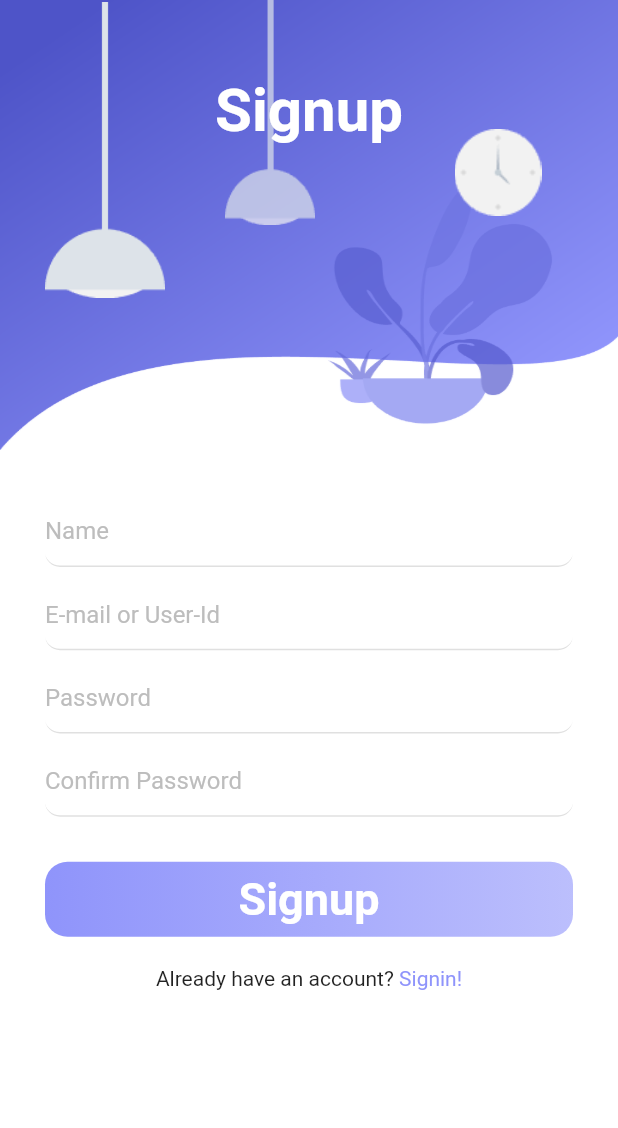
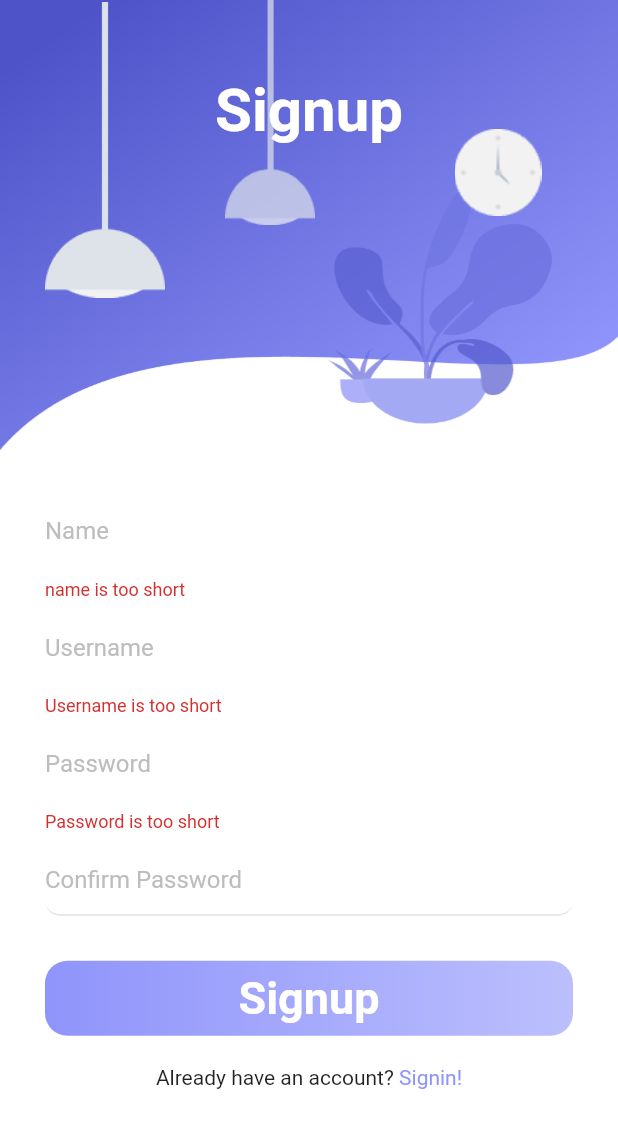
Before and after one commit to its-dastan/blog, a Flutter app: the SignUp screen opened by its route, after a tap on "Signup", on a phone screen of 412 x 824 dp. Shown: the top 1128 px of the screen. Run offline on Flutter 3.47's test engine with Material 2 defaults, Android fonts, the phone set to English and light mode, and no system bars; our stand-ins replace flutter_bloc, hive_flutter, liquid_swipe, rive, simple_animations; accounts and stored records are empty.

Commit message:
added signup bloc

```diff
--- a/lib/app/app.dart
+++ b/lib/app/app.dart
@@ -2,6 +2,7 @@ import 'package:blog/app/routes.dart';
 import 'package:blog/ui/auth/auth_repositories.dart';
 import 'package:blog/ui/auth/signin.dart';
 import 'package:blog/ui/auth/signin_bloc/signin_bloc.dart';
+import 'package:blog/ui/auth/signup_bloc/signup_bloc.dart';
 import 'package:blog/ui/theme/app_theme.dart';
 import 'package:blog/ui/theme/theme_bloc/theme_bloc.dart';
 import 'package:blog/ui/theme/theme_bloc/theme_state.dart';
@@ -55,8 +56,11 @@ class _MyAppState extends State<MyApp> {
               BlocProvider<SigninBloc>(
                 create: (_) =>
                     SigninBloc(authRepo: context.read<AuthRepository>()),
-                child: const Signin(),
               ),
+              BlocProvider<SignupBloc>(
+                create: (_) =>
+                    SignupBloc(authRepo: context.read<AuthRepository>()),
+              )
             ],
             child: Builder(
               builder: (context) {
--- a/lib/ui/auth/signin.dart
+++ b/lib/ui/auth/signin.dart
@@ -20,7 +20,7 @@ class Signin extends StatefulWidget {
 }
 
 class _SigninState extends State<Signin> {
-  final formKey = GlobalKey<FormState>();
+  final _formKey = GlobalKey<FormState>();
   @override
   Widget build(BuildContext context) {
     return Scaffold(
@@ -126,7 +126,7 @@ class _SigninState extends State<Signin> {
         }
       },
       child: Form(
-        key: formKey,
+        key: _formKey,
         child: Column(
           children: [
             _emailField(),
@@ -180,7 +180,7 @@ class _SigninState extends State<Signin> {
         obscureText: false,
         decoration: InputDecoration(
           border: InputBorder.none,
-          hintText: "E-mail or User-Id",
+          hintText: "Username",
           hintStyle: TextStyle(color: Colors.grey[400]),
           focusedBorder: UnderlineInputBorder(
             borderSide: const BorderSide(color: Colors.black),
@@ -232,10 +232,10 @@ class _SigninState extends State<Signin> {
           ? const CircularProgressIndicator()
           : GestureDetector(
               onTap: () {
-                if (formKey.currentState!.validate()) {
+                if (_formKey.currentState!.validate()) {
                   context.read<SigninBloc>().add(SigninSubmitted());
                 }
-                Navigator.pushReplacementNamed(context, Routes.demo);
+                // Navigator.pushReplacementNamed(context, Routes.demo);
               },
               child: const AuthButton(
                 text: "Signin",
--- a/lib/ui/auth/signup.dart
+++ b/lib/ui/auth/signup.dart
@@ -1,11 +1,17 @@
 import 'dart:developer';
 
+import 'package:blog/app/routes.dart';
+import 'package:blog/ui/auth/form_submission_status.dart';
+import 'package:blog/ui/auth/signup_bloc/signup_bloc.dart';
+import 'package:blog/ui/auth/signup_bloc/signup_event.dart';
+import 'package:blog/ui/auth/signup_bloc/signup_state.dart';
 import 'package:blog/ui/styles/text_styles.dart';
 import 'package:blog/ui/auth/widgets/auth_button.dart';
 import 'package:blog/ui/auth/widgets/faded_animation.dart';
 import 'package:blog/ui/auth/widgets/text_form_field.dart';
 import 'package:flutter/cupertino.dart';
 import 'package:flutter/material.dart';
+import 'package:flutter_bloc/flutter_bloc.dart';
 
 class SignUp extends StatefulWidget {
   const SignUp({Key? key}) : super(key: key);
@@ -15,6 +21,7 @@ class SignUp extends StatefulWidget {
 }
 
 class _SignUpState extends State<SignUp> {
+  final _formKey = GlobalKey<FormState>();
   @override
   Widget build(BuildContext context) {
     return Scaffold(
@@ -113,44 +120,76 @@ class _SignUpState extends State<SignUp> {
 
   Widget _form() {
     return Form(
+      key: _formKey,
       child: Column(
         children: [
-          const TextFormFieldWidget(
+          BlocBuilder<SignupBloc, SignupState>(
+            builder: (context, state) {
+              return TextFormFieldWidget(
                   hintText: "Name",
                   obscureText: false,
+                  validator: (value) =>
+                      state.isValidName ? null : "name is too short",
+                  onChanged: (value) {
+                    log(value);
+                    context
+                        .read<SignupBloc>()
+                        .add(SignupNameChanged(name: value));
+                  });
+            },
           ),
           const SizedBox(
             height: 7.5,
           ),
-          const TextFormFieldWidget(
-            hintText: "E-mail or User-Id",
+          BlocBuilder<SignupBloc, SignupState>(
+            builder: (context, state) {
+              return TextFormFieldWidget(
+                hintText: "Username",
                 obscureText: false,
+                validator: (value) =>
+                    state.isValidUsername ? null : "Username is too short",
+                onChanged: (value) => context
+                    .read<SignupBloc>()
+                    .add(SignupUsernameChanged(username: value)),
+              );
+            },
           ),
           const SizedBox(
             height: 7.5,
           ),
-          const TextFormFieldWidget(
+          BlocBuilder<SignupBloc, SignupState>(
+            builder: (context, state) {
+              return TextFormFieldWidget(
                 hintText: "Password",
                 obscureText: true,
+                validator: (value) =>
+                    state.isValidPassword ? null : "Password is too short",
+                onChanged: (value) => context
+                    .read<SignupBloc>()
+                    .add(SignupPasswordChanged(password: value)),
+              );
+            },
           ),
           const SizedBox(
             height: 7.5,
           ),
-          const TextFormFieldWidget(
+          BlocBuilder<SignupBloc, SignupState>(
+            builder: (context, state) {
+              return TextFormFieldWidget(
                 hintText: "Confirm Password",
                 obscureText: true,
+                validator: (value) =>
+                    state.isConfirmPassword ? null : "Password does not match",
+                onChanged: (value) => context.read<SignupBloc>().add(
+                      SignupConfirmPasswordChanged(confirmPassword: value),
+                    ),
+              );
+            },
           ),
           const SizedBox(
             height: 30,
           ),
-          GestureDetector(
-            onTap: () {
-              log("Signup Clicked");
-            },
-            child: const AuthButton(
-              text: "Signup",
-            ),
-          ),
+          _signupButton(),
           const SizedBox(
             height: 20,
           ),
@@ -175,4 +214,22 @@ class _SignUpState extends State<SignUp> {
       ),
     );
   }
+
+  Widget _signupButton() {
+    return BlocBuilder<SignupBloc, SignupState>(builder: (context, state) {
+      return (state.formStatus is FormSubmitting)
+          ? const CircularProgressIndicator()
+          : GestureDetector(
+              onTap: () {
+                if (_formKey.currentState!.validate()) {
+                  context.read<SignupBloc>().add(SignupSubmitted());
                 }
+                // Navigator.pushReplacementNamed(context, Routes.demo);
+              },
+              child: const AuthButton(
+                text: "Signup",
+              ),
+            );
+    });
+  }
+}
--- /dev/null
+++ b/lib/ui/auth/signup_bloc/signup_bloc.dart
@@ -0,0 +1,42 @@
+import 'dart:developer';
+
+import 'package:blog/ui/auth/form_submission_status.dart';
+import 'package:blog/ui/auth/auth_repositories.dart';
+import 'package:blog/ui/auth/signup_bloc/signup_event.dart';
+import 'package:blog/ui/auth/signup_bloc/signup_state.dart';
+import 'package:flutter_bloc/flutter_bloc.dart';
+
+class SignupBloc extends Bloc<SignupEvent, SignupState> {
+  final AuthRepository? authRepo;
+  SignupBloc({this.authRepo}) : super(SignupState());
+
+  @override
+  Stream<SignupState> mapEventToState(SignupEvent event) async* {
+    /// Name updated
+    if (event is SignupNameChanged) {
+      yield state.copyWith(name: event.name);
+
+      // Username Updated
+    } else if (event is SignupUsernameChanged) {
+      yield state.copyWith(username: event.username);
+
+      // Password Updated
+    } else if (event is SignupPasswordChanged) {
+      yield state.copyWith(password: event.password);
+
+      // Confirm Password changed
+    } else if (event is SignupConfirmPasswordChanged) {
+      yield state.copyWith(confirmPassword: event.confirmPassword);
+
+      // Form Submitted
+    } else if (event is SignupSubmitted) {
+      yield state.copyWith(formStatus: FormSubmitting());
+      try {
+        await authRepo?.signin();
+        yield state.copyWith(formStatus: SubmissionSuccess());
+      } on Exception catch (e) {
+        yield state.copyWith(formStatus: SubmissionFailed(e));
+      }
+    }
+  }
+}
--- /dev/null
+++ b/lib/ui/auth/signup_bloc/signup_event.dart
@@ -0,0 +1,27 @@
+abstract class SignupEvent {}
+
+class SignupNameChanged extends SignupEvent {
+  final String? name;
+
+  SignupNameChanged({this.name});
+}
+
+class SignupUsernameChanged extends SignupEvent {
+  final String? username;
+
+  SignupUsernameChanged({this.username});
+}
+
+class SignupPasswordChanged extends SignupEvent {
+  final String? password;
+
+  SignupPasswordChanged({this.password});
+}
+
+class SignupConfirmPasswordChanged extends SignupEvent {
+  final String? confirmPassword;
+
+  SignupConfirmPasswordChanged({this.confirmPassword});
+}
+
+class SignupSubmitted extends SignupEvent {}
--- /dev/null
+++ b/lib/ui/auth/signup_bloc/signup_state.dart
@@ -0,0 +1,40 @@
+import 'package:blog/ui/auth/form_submission_status.dart';
+
+class SignupState {
+  final String? name;
+  bool get isValidName => name!.length > 3;
+
+  final String? username;
+  bool get isValidUsername => username!.length > 3;
+
+  final String? password;
+  bool get isValidPassword => password!.length > 3;
+
+  final String? confirmPassword;
+  bool get isConfirmPassword => confirmPassword == password;
+  final FormSubmissionStatus formStatus;
+
+  SignupState({
+    this.name = '',
+    this.confirmPassword = '',
+    this.username = '',
+    this.password = '',
+    this.formStatus = const InitialFormStatus(),
+  });
+
+  SignupState copyWith({
+    String? name,
+    String? username,
+    String? password,
+    String? confirmPassword,
+    FormSubmissionStatus? formStatus,
+  }) {
+    return SignupState(
+      name: name ?? this.name,
+      username: username ?? this.username,
+      password: password ?? this.password,
+      confirmPassword: confirmPassword ?? this.confirmPassword,
+      formStatus: formStatus ?? this.formStatus,
+    );
+  }
+}
--- a/lib/ui/auth/widgets/text_form_field.dart
+++ b/lib/ui/auth/widgets/text_form_field.dart
@@ -3,15 +3,19 @@ import 'package:flutter/material.dart';
 class TextFormFieldWidget extends StatelessWidget {
   final String? hintText;
   final bool? obscureText;
-  final Function? validator;
+  final String? Function(String?)? validator;
+  final Function(String)? onChanged;
   const TextFormFieldWidget(
-      {Key? key, this.hintText, this.obscureText, this.validator})
+      {Key? key,
+      this.hintText,
+      this.obscureText,
+      this.validator,
+      this.onChanged})
       : super(key: key);
 
   @override
   Widget build(BuildContext context) {
     return TextFormField(
-      validator: (val) => null,
       obscureText: obscureText!,
       decoration: InputDecoration(
         border: InputBorder.none,
@@ -26,6 +30,8 @@ class TextFormFieldWidget extends StatelessWidget {
           borderRadius: BorderRadius.circular(10.0),
         ),
       ),
+      validator: validator!,
+      onChanged: onChanged,
     );
   }
 }
```
Lines whose indentation alone changed are shown as unchanged.
